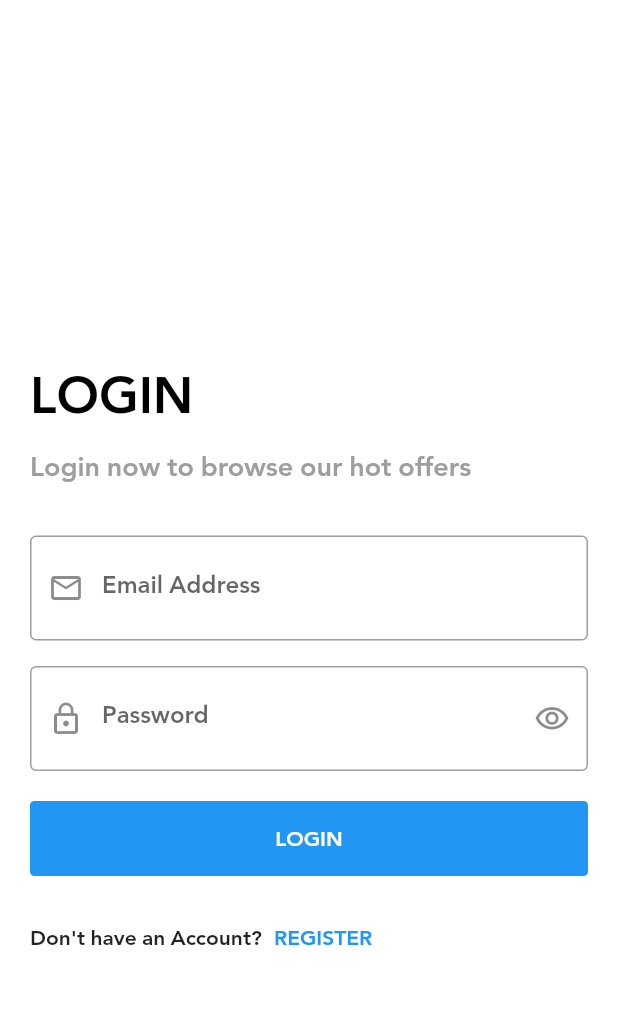
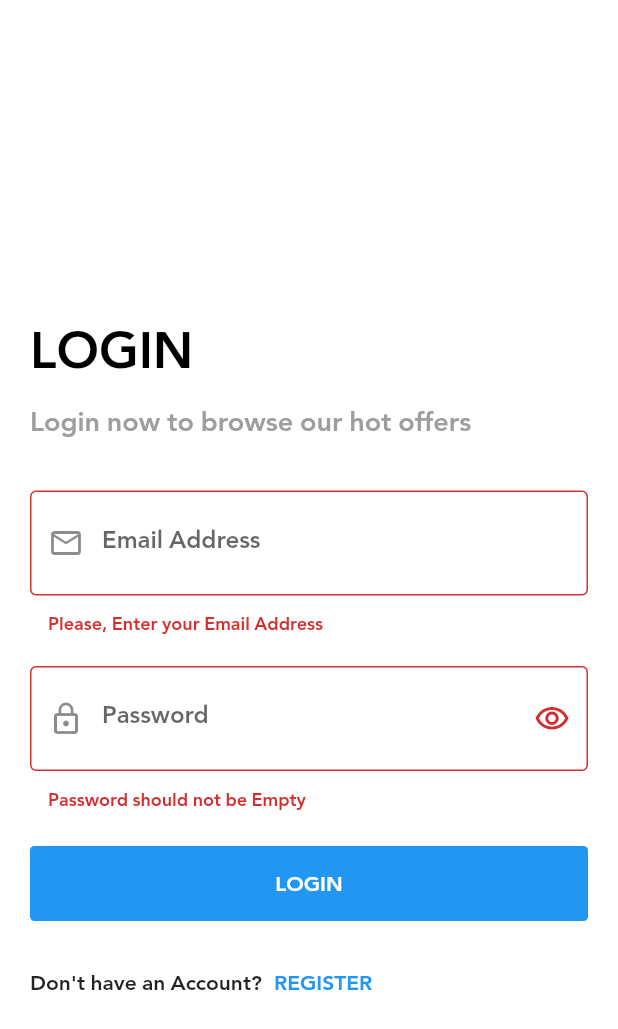
Before and after one commit to ALYMUHAMMAD511/SHOP_FLUTTER_APP, a Flutter app: the screen it shows after launch, after a tap on the "arrow forward" icon, after a tap on "SKIP", after a tap on "LOGIN", on a phone screen of 412 x 824 dp. Shown: the top 1029 px of the screen. Run offline on Flutter 3.47's test engine with Material 2 defaults, Android fonts, the phone set to English and light mode, and no system bars; our stand-ins replace bloc, conditional_builder_null_safety, dio, flutter_bloc, hexcolor, shared_preferences and 1 more.

Commit message:
Flutter Shop App

```diff
--- a/lib/main.dart
+++ b/lib/main.dart
@@ -1,10 +1,14 @@
+import 'package:bloc/bloc.dart';
 import 'package:flutter/material.dart';
-import 'package:shop_app/modules/login/login_screen.dart';
+import 'package:shop_app/shared/bloc_observer.dart';
+import 'package:shop_app/shared/network/remote/dio_helper.dart';
 import 'package:shop_app/shared/styles/themes.dart';
-
 import 'modules/on boarding/onboarding_screen.dart';
 
-void main() {
+void main()
+async {
+  Bloc.observer = MyBlocObserver();
+  await DioHelper.init();
   runApp(const MyApp());
 }
 
--- a/lib/modules/login/cubit/cubit.dart
+++ b/lib/modules/login/cubit/cubit.dart
@@ -0,0 +1,48 @@
+import 'package:flutter/foundation.dart';
+import 'package:flutter/material.dart';
+import 'package:flutter_bloc/flutter_bloc.dart';
+import 'package:shop_app/modules/login/cubit/states.dart';
+import 'package:shop_app/shared/network/end_points.dart';
+import 'package:shop_app/shared/network/remote/dio_helper.dart';
+
+class LoginCubit extends Cubit <LoginStates>
+{
+  LoginCubit() : super(LoginInitialState());
+  static LoginCubit get(context) => BlocProvider.of(context);
+  void userLogin({
+    required String email,
+    required String password,
+}){
+    emit(LoginLoadingState());
+    DioHelper.postData(
+        url: login,
+        data: {
+          'email' : email,
+          'password' : password,
+        }).then((value)
+    {
+      if (kDebugMode)
+      {
+        print(value.data);
+        emit(LoginSuccessState());
+      }
+    }).catchError((error)
+    {
+      if (kDebugMode)
+      {
+        print(error.toString());
+      }
+      emit(LoginErrorState(error.toString()));
+    });
+  }
+
+  IconData suffix = Icons.visibility_outlined;
+  bool isPasswordShown = true;
+
+  void changePasswordVisibility()
+  {
+    isPasswordShown = !isPasswordShown;
+    suffix = isPasswordShown ? Icons.visibility_outlined : Icons.visibility_off_outlined;
+    emit(ChangePasswordVisibilityState());
+  }
+}
--- a/lib/modules/login/cubit/states.dart
+++ b/lib/modules/login/cubit/states.dart
@@ -1,13 +1,15 @@
-abstract class LoginState {}
+abstract class LoginStates {}
 
-class LoginInitialState extends LoginState {}
+class LoginInitialState extends LoginStates {}
 
-class LoginLoadingState extends LoginState {}
+class LoginLoadingState extends LoginStates {}
 
-class LoginSuccessState extends LoginState {}
+class LoginSuccessState extends LoginStates {}
 
-class LoginErrorState extends LoginState
+class LoginErrorState extends LoginStates
 {
   final String error;
   LoginErrorState(this.error);
 }
+
+class ChangePasswordVisibilityState extends LoginStates {}
--- a/lib/modules/login/login_screen.dart
+++ b/lib/modules/login/login_screen.dart
@@ -1,10 +1,16 @@
+import 'package:conditional_builder_null_safety/conditional_builder_null_safety.dart';
 import 'package:flutter/material.dart';
+import 'package:flutter_bloc/flutter_bloc.dart';
+import 'package:shop_app/modules/login/cubit/cubit.dart';
+import 'package:shop_app/modules/login/cubit/states.dart';
 import 'package:shop_app/modules/register/register_screen.dart';
 import 'package:shop_app/shared/components/components.dart';
 
+// ignore: must_be_immutable
 class LoginScreen extends StatelessWidget
 {
-  const LoginScreen({super.key});
+  LoginScreen({super.key});
+  var formKey = GlobalKey <FormState> ();
 
   @override
   Widget build(BuildContext context)
@@ -13,12 +19,18 @@ class LoginScreen extends StatelessWidget
     var passwordController = TextEditingController();
 
 
-    return Scaffold(
+    return BlocProvider(
+      create: (BuildContext context) => LoginCubit(),
+      child: BlocConsumer <LoginCubit, LoginStates>(
+        listener: (context, state) {},
+        builder: (context, state) => Scaffold(
           appBar: AppBar(),
           body: Center(
             child: SingleChildScrollView(
               child: Padding(
                 padding: const EdgeInsets.all(20.0),
+                child: Form(
+                  key: formKey,
                   child: Column(
                     crossAxisAlignment: CrossAxisAlignment.start,
                     children:
@@ -58,8 +70,22 @@ class LoginScreen extends StatelessWidget
                       defaultFormField(
                         controller: passwordController,
                         type: TextInputType.visiblePassword,
-                  suffixIcon: Icons.visibility_outlined,
-                  suffixPressed: (){},
+                        suffixIcon: LoginCubit.get(context).suffix,
+                        onFieldSubmitted: (value)
+                        {
+                          if (formKey.currentState!.validate())
+                          {
+                            LoginCubit.get(context).userLogin(
+                              email: emailController.text,
+                              password: passwordController.text,
+                            );
+                          }
+                        },
+                        isPassword: LoginCubit.get(context).isPasswordShown,
+                        suffixPressed: ()
+                        {
+                          LoginCubit.get(context).changePasswordVisibility();
+                        },
                         validate: (value)
                         {
                           if (value!.isEmpty)
@@ -74,10 +100,23 @@ class LoginScreen extends StatelessWidget
                       const SizedBox(
                         height: 20.0,
                       ),
-                defaultButton(
-                  onPressed: (){},
+                      ConditionalBuilder(
+                        condition: state is! LoginLoadingState,
+                        builder: (context) => defaultButton(
+                          onPressed: ()
+                          {
+                            if (formKey.currentState!.validate())
+                            {
+                              LoginCubit.get(context).userLogin(
+                                  email: emailController.text,
+                                  password: passwordController.text
+                              );
+                            }
+                          },
                           text: 'login',
                           isUpperCase: true,
+                        ),
+                        fallback: (context) => const Center(child: CircularProgressIndicator()),
                       ),
                       const SizedBox(
                         height: 17.0,
@@ -102,6 +141,9 @@ class LoginScreen extends StatelessWidget
                 ),
               ),
             ),
+          ),
+        ),
+      ),
       );
   }
 }
--- a/lib/modules/on boarding/onboarding_screen.dart
+++ b/lib/modules/on boarding/onboarding_screen.dart
@@ -57,7 +57,7 @@ class _OnboardingScreenState extends State<OnboardingScreen>
           defaultTextButton(
               onPressed: ()
               {
-                navigateAndFinish(context, const LoginScreen());
+                navigateAndFinish(context, LoginScreen());
               },
               text: 'SKIP',
           ),
@@ -125,7 +125,7 @@ class _OnboardingScreenState extends State<OnboardingScreen>
                   {
                     if (isLast)
                     {
-                      navigateAndFinish(context, const LoginScreen());
+                      navigateAndFinish(context, LoginScreen());
                     }
                     else
                       {
--- a/lib/modules/register/register_screen.dart
+++ b/lib/modules/register/register_screen.dart
@@ -5,6 +5,6 @@ class RegisterScreen extends StatelessWidget {
 
   @override
   Widget build(BuildContext context) {
-    return Scaffold();
+    return const Scaffold();
   }
 }
--- /dev/null
+++ b/lib/shared/network/end_points.dart
@@ -0,0 +1 @@
+const login = 'login';
--- /dev/null
+++ b/lib/shared/network/remote/dio_helper.dart
@@ -0,0 +1,54 @@
+import 'package:dio/dio.dart';
+
+class DioHelper
+{
+  static late Dio dio;
+
+  static init()
+  {
+    dio = Dio(
+      BaseOptions(
+        baseUrl: 'https://student.valuxapps.com/api/',
+        receiveDataWhenStatusError: true,
+        headers: {
+          'Content-Type' : 'application/json',
+          'lang' : 'en',
+        },
+      ),
+    );
+  }
+
+  static Future <Response> getData({
+    required String url,
+    required Map<String, dynamic> query,
+    String lang = 'ar',
+    String? token,
+  }) async
+  {
+    dio.options.headers = {
+      'lang' : lang,
+      'Authorization' : token,
+    };
+    return await dio.get(url, queryParameters: query);
+  }
+
+  static Future <Response> postData({
+    required String url,
+    required Map<String, dynamic> data,
+    Map<String, dynamic>? query,
+    String lang = 'ar',
+    String? token,
+})
+  async
+  {
+    dio.options.headers = {
+      'lang' : lang,
+      'Authorization' : token,
+    };
+    return dio.post(
+      url,
+      queryParameters: query,
+      data: data,
+    );
+  }
+}
```
Also changed, not shown: lib/shared/network/local/cache_helper.dart (added, +26 -0 lines). Lines whose indentation alone changed are shown as unchanged.
